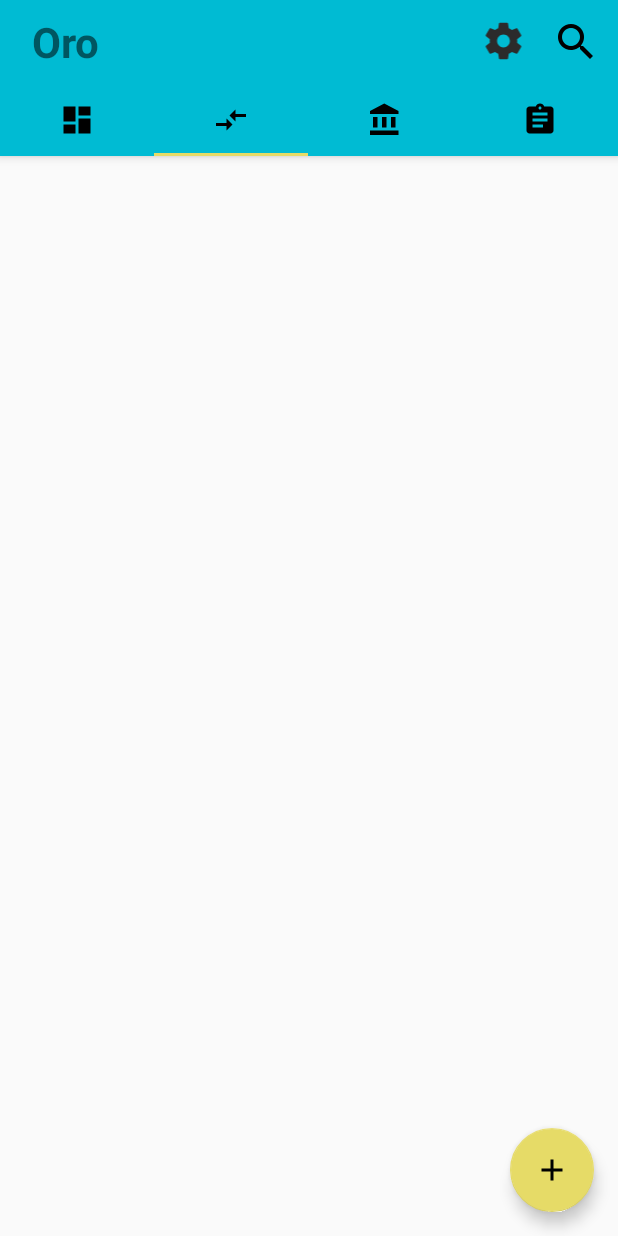
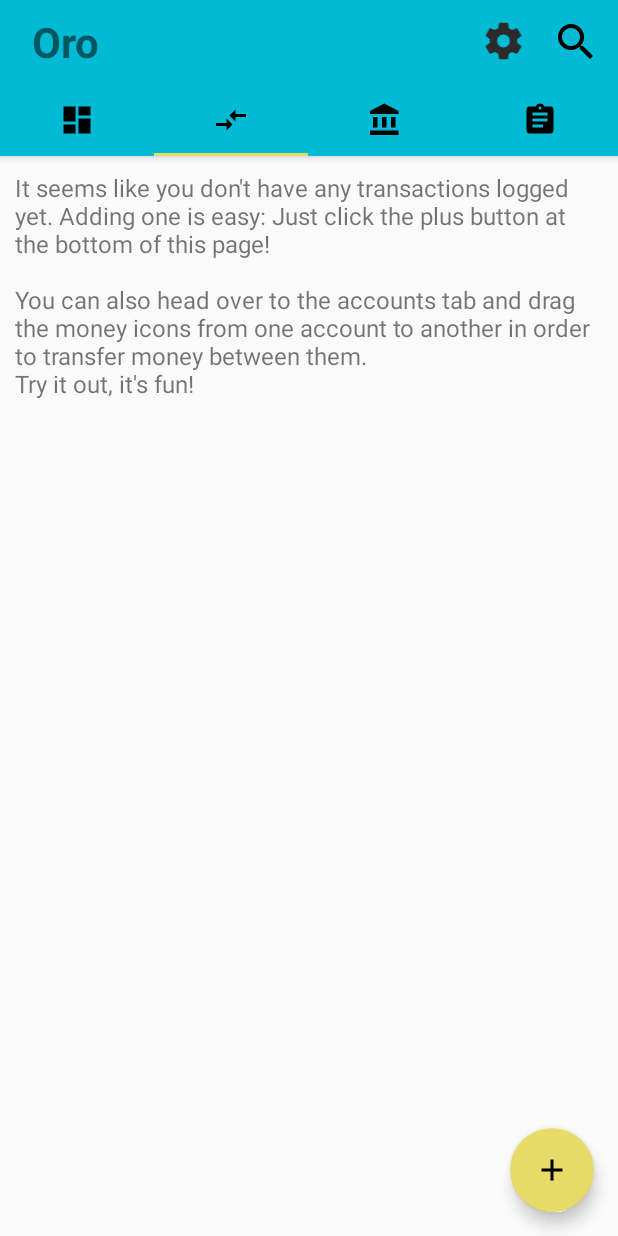
Before and after one commit to parkhyerim/finanzapp-pem-ss2018, an Android app: the screen it shows after launch once a user with an empty profile is signed in (MainActivity), tab 2 chosen, on a phone screen of 412 x 824 dp. Run offline under Robolectric (Android 15) with nearby library versions, the phone set to English and light mode, and no system bars; our stand-ins replace ButterKnife, Firebase (no records; nobody signed in at launch, a user with empty details on screens opened directly).

Commit message:
Implemented default texts for empty DB, Transaction & Budget tabs

```diff
--- a/app/src/main/java/com/lmu/pem/finanzapp/views/DashboardFragment.java
+++ b/app/src/main/java/com/lmu/pem/finanzapp/views/DashboardFragment.java
@@ -7,6 +7,7 @@ import android.support.v7.widget.RecyclerView;
 import android.view.LayoutInflater;
 import android.view.View;
 import android.view.ViewGroup;
+import android.widget.TextView;
 
 import com.lmu.pem.finanzapp.R;
 import com.lmu.pem.finanzapp.controller.CardAdapter;
@@ -26,6 +27,8 @@ public class DashboardFragment extends Fragment implements DashboardEventListene
     RecyclerView.LayoutManager manager;
 
     DashboardManager dashboardManager;
+    private TransactionManager transactionManager;
+
     public DashboardFragment() {
         // Required empty public constructor
     }
@@ -39,8 +42,11 @@ public class DashboardFragment extends Fragment implements DashboardEventListene
 
         dashboardManager = DashboardManager.getInstance(this.getContext());
         dashboardManager.addListener(this);
-
-
+        transactionManager = TransactionManager.getInstance();
+        if(dashboardManager.getDataSet(transactionManager).size()<1){
+            TextView emptyListText = aboutView.findViewById(R.id.emptyListText);
+            emptyListText.setVisibility(View.VISIBLE);
+        }
 
 
         recyclerView = aboutView.findViewById(R.id.recyclerView);
@@ -51,7 +57,7 @@ public class DashboardFragment extends Fragment implements DashboardEventListene
 
         // specify an adapter (see also next example)
 
-        adapter = new CardAdapter(dashboardManager.getDataSet(TransactionManager.getInstance()), getContext());
+        adapter = new CardAdapter(dashboardManager.getDataSet(transactionManager), getContext());
         recyclerView.setAdapter(adapter);
 
 
--- a/app/src/main/java/com/lmu/pem/finanzapp/views/TransactionFragment.java
+++ b/app/src/main/java/com/lmu/pem/finanzapp/views/TransactionFragment.java
@@ -22,6 +22,7 @@ import android.view.View;
 import android.view.ViewGroup;
 
 import android.support.v7.widget.SearchView;
+import android.widget.TextView;
 
 import com.lmu.pem.finanzapp.MainActivity;
 import com.lmu.pem.finanzapp.R;
@@ -92,6 +93,11 @@ public class TransactionFragment extends Fragment implements SearchView.OnQueryT
     public View onCreateView(LayoutInflater inflater, ViewGroup container, Bundle savedInstanceState) {
         View rootView = inflater.inflate(R.layout.transaction_fragment, container, false);
         ButterKnife.bind(this,rootView); //TODO kann das weg?
+
+        if(transactionManager.getTransactions().size()<1){
+            TextView emptyListText = rootView.findViewById(R.id.emptyListText);
+            emptyListText.setVisibility(View.VISIBLE);
+        }
 
         // all findViewByID
         recyclerView = rootView.findViewById(R.id.transaction_recyclerView);
--- a/app/src/main/res/layout/transaction_fragment.xml
+++ b/app/src/main/res/layout/transaction_fragment.xml
@@ -16,6 +16,14 @@
         android:paddingBottom="40dp"
         android:clipToPadding="false"
         android:scrollbars="vertical"/>
+    <TextView
+        android:id="@+id/emptyListText"
+        android:layout_width="match_parent"
+        android:layout_height="match_parent"
+        android:visibility="gone"
+        android:text="@string/transactions_empty"
+        android:textSize="16sp"
+        android:padding="10dp"/>
 
     <android.support.design.widget.FloatingActionButton
         android:id="@+id/transaction_add_button"
--- a/app/src/main/res/values/strings.xml
+++ b/app/src/main/res/values/strings.xml
@@ -65,6 +65,9 @@
     <string name="LoginRegister">Register</string>
     <string name="LoginLogin">Login</string>
     <string name="logoutText">Logout</string>
+    <string name="transactions_empty">It seems like you don\'t have any transactions logged yet. Adding one is easy: Just click the plus button at the bottom of this page!\n\nYou can also head over to the accounts tab and drag the money icons from one account to another in order to transfer money between them.\nTry it out, it\'s fun!</string>
+    <string name="budgets_empty">You don\'t have any budgets yet. Just tap on the plus icon at the bottom of this page to create one!</string>
+    <string name="dashboard_empty">Whoops! There are no Dashboard cards to show you.</string>
 
 
 </resources>
```
Also changed, not shown: app/src/main/java/com/lmu/pem/finanzapp/views/BudgetFragment.java (+6 -1 lines), app/src/main/res/layout/budget_fragment.xml (+8 -0 lines), app/src/main/res/layout/dashboard_fragment.xml (+8 -1 lines).
